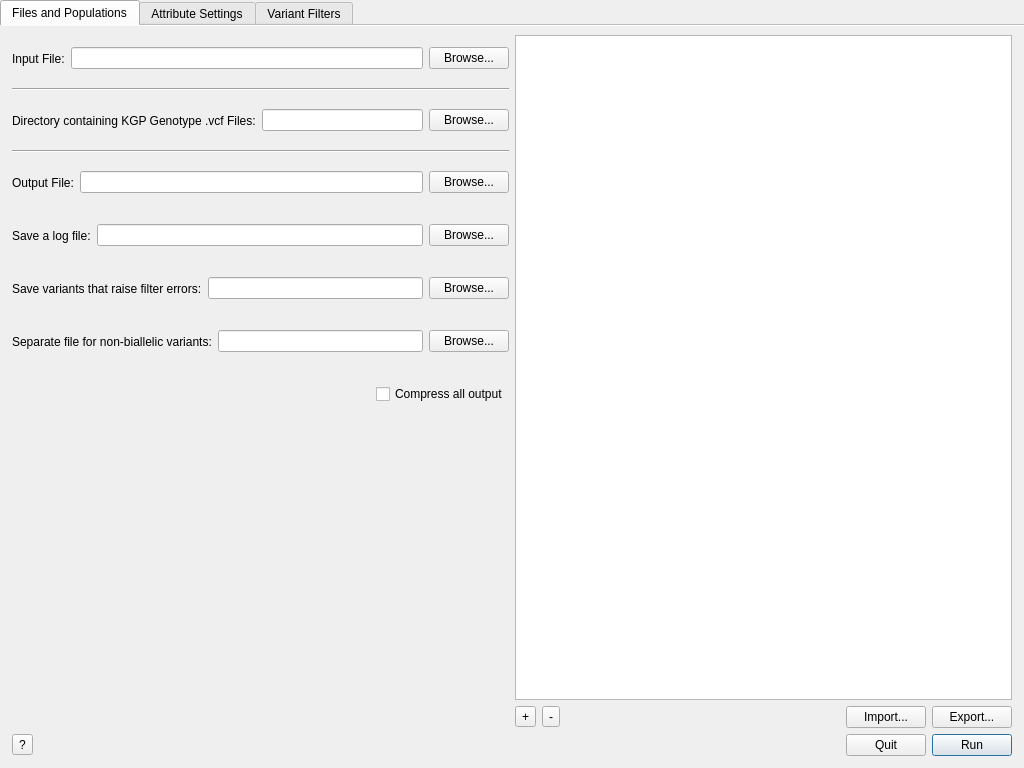
First picture: the form in ui/Main.ui, repository alex-r-bigelow/genepi_ngs_scripts, before the edit.
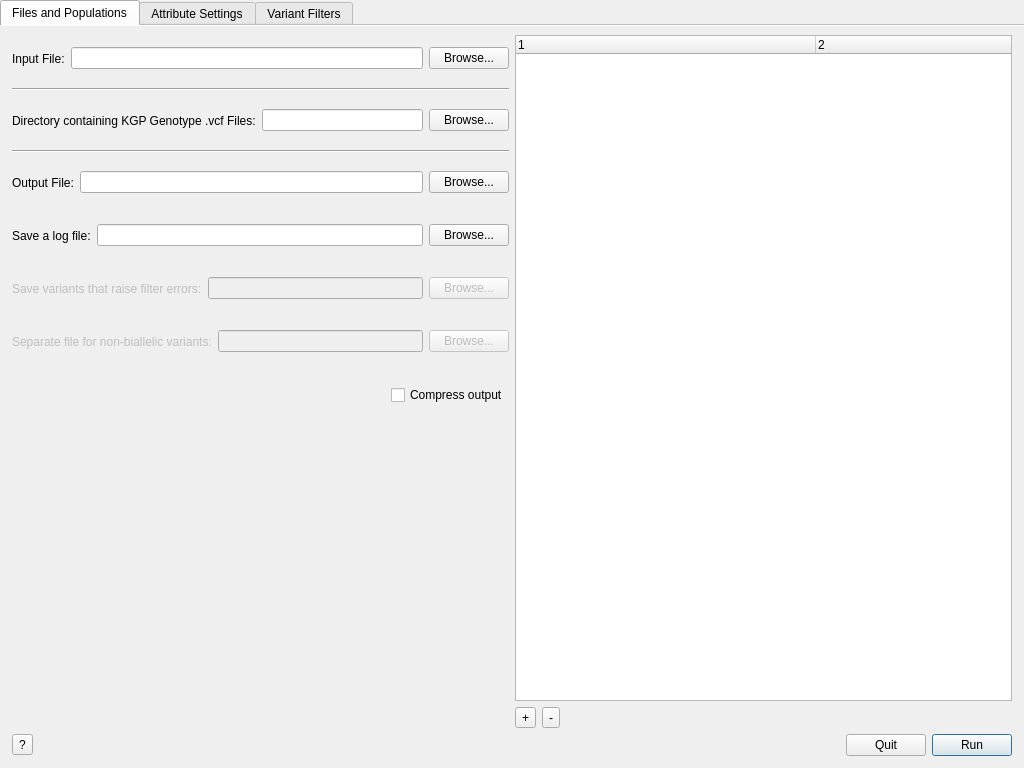
Second picture: the form after the edit.

The edit to the form file:
```diff
--- a/ui/Main.ui
+++ b/ui/Main.ui
@@ -130,15 +130,27 @@
          <property name="selectionMode">
           <enum>QAbstractItemView::MultiSelection</enum>
          </property>
+         <property name="rootIsDecorated">
+          <bool>true</bool>
+         </property>
+         <property name="uniformRowHeights">
+          <bool>false</bool>
+         </property>
+         <property name="itemsExpandable">
+          <bool>true</bool>
+         </property>
          <property name="animated">
           <bool>true</bool>
          </property>
          <property name="headerHidden">
-          <bool>true</bool>
+          <bool>false</bool>
          </property>
          <property name="columnCount">
           <number>2</number>
          </property>
+         <attribute name="headerVisible">
+          <bool>true</bool>
+         </attribute>
          <attribute name="headerDefaultSectionSize">
           <number>300</number>
          </attribute>
@@ -150,12 +162,12 @@
          </attribute>
          <column>
           <property name="text">
-           <string>Name</string>
+           <string/>
           </property>
          </column>
          <column>
           <property name="text">
-           <string>Buttons</string>
+           <string/>
           </property>
          </column>
         </widget>
@@ -205,20 +217,6 @@
            </property>
           </spacer>
          </item>
-         <item>
-          <widget class="QPushButton" name="browsePopulationButton">
-           <property name="text">
-            <string>Import...</string>
-           </property>
-          </widget>
-         </item>
-         <item>
-          <widget class="QPushButton" name="savePopulationButton">
-           <property name="text">
-            <string>Export...</string>
-           </property>
-          </widget>
-         </item>
         </layout>
        </item>
        <item row="3" column="0">
@@ -229,7 +227,10 @@
         </widget>
        </item>
        <item row="7" column="0">
-        <widget class="QWidget" name="widget_2" native="true">
+        <widget class="QWidget" name="saveNonBiallelicWidget" native="true">
+         <property name="enabled">
+          <bool>false</bool>
+         </property>
          <layout class="QHBoxLayout" name="horizontalLayout_19">
           <property name="margin">
            <number>0</number>
@@ -332,7 +333,10 @@
         </widget>
        </item>
        <item row="6" column="0">
-        <widget class="QWidget" name="widget_3" native="true">
+        <widget class="QWidget" name="saveErrorWidget" native="true">
+         <property name="enabled">
+          <bool>false</bool>
+         </property>
          <layout class="QHBoxLayout" name="horizontalLayout_20">
           <property name="margin">
            <number>0</number>
@@ -383,7 +387,7 @@
           <item row="5" column="1">
            <widget class="QCheckBox" name="compressOutputCheckbox">
             <property name="text">
-             <string>Compress all output</string>
+             <string>Compress output</string>
             </property>
            </widget>
           </item>
```
Left out of the diff: 31 changed lines with no effect on the pictures.
